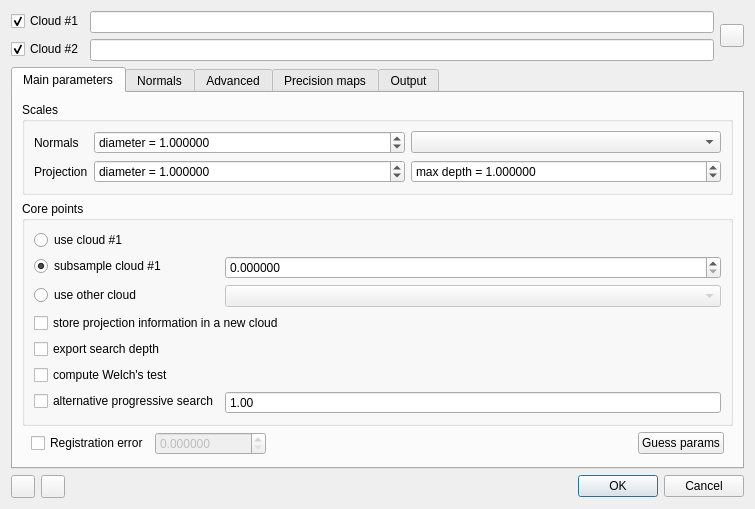
The window that plugins/core/Standard/qM3C2/ui/qM3C2Dialog.ui (p-leroy/CloudCompare) describes before a commit, drawn with Qt 5.
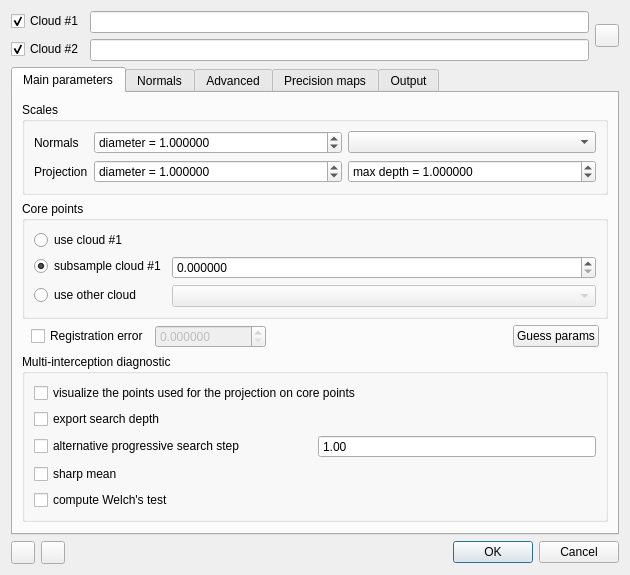
The same window after the commit. Icons and pictures are not drawn.

Patch:
```diff
--- a/plugins/core/Standard/qM3C2/ui/qM3C2Dialog.ui
+++ b/plugins/core/Standard/qM3C2/ui/qM3C2Dialog.ui
@@ -6,8 +6,8 @@
    <rect>
     <x>0</x>
     <y>0</y>
-    <width>755</width>
-    <height>509</height>
+    <width>630</width>
+    <height>574</height>
    </rect>
   </property>
   <property name="windowTitle">
@@ -181,6 +181,29 @@
             </property>
            </widget>
           </item>
+          <item row="1" column="0">
+           <widget class="QRadioButton" name="cpSubsampleRadioButton">
+            <property name="text">
+             <string>subsample cloud #1</string>
+            </property>
+            <property name="checked">
+             <bool>true</bool>
+            </property>
+           </widget>
+          </item>
+          <item row="1" column="1">
+           <widget class="QDoubleSpinBox" name="cpSubsamplingDoubleSpinBox">
+            <property name="toolTip">
+             <string>Min. distance between points</string>
+            </property>
+            <property name="decimals">
+             <number>6</number>
+            </property>
+            <property name="maximum">
+             <double>1000000000.000000000000000</double>
+            </property>
+           </widget>
+          </item>
           <item row="2" column="0">
            <widget class="QRadioButton" name="cpUseOtherCloudRadioButton">
             <property name="text">
@@ -198,79 +221,6 @@
             </property>
            </widget>
           </item>
-          <item row="1" column="0">
-           <widget class="QRadioButton" name="cpSubsampleRadioButton">
-            <property name="text">
-             <string>subsample cloud #1</string>
-            </property>
-            <property name="checked">
-             <bool>true</bool>
-            </property>
-           </widget>
-          </item>
-          <item row="1" column="1">
-           <widget class="QDoubleSpinBox" name="cpSubsamplingDoubleSpinBox">
-            <property name="toolTip">
-             <string>Min. distance between points</string>
-            </property>
-            <property name="decimals">
-             <number>6</number>
-            </property>
-            <property name="maximum">
-             <double>1000000000.000000000000000</double>
-            </property>
-           </widget>
-          </item>
-          <item row="5" column="0">
-           <widget class="QCheckBox" name="checkBox_computeWelch">
-            <property name="text">
-             <string>compute Welch's test</string>
-            </property>
-            <property name="checked">
-             <bool>false</bool>
-            </property>
-           </widget>
-          </item>
-          <item row="6" column="0">
-           <widget class="QCheckBox" name="checkBox_alternativeProggressive">
-            <property name="toolTip">
-             <string>&lt;html&gt;&lt;head/&gt;&lt;body&gt;&lt;p&gt;The progressive search is performed step by step, search cylinder length is increased by step at each iteration. When n at step k+1 is equal to n at step k, the search is stopped.&lt;/p&gt;&lt;/body&gt;&lt;/html&gt;</string>
-            </property>
-            <property name="text">
-             <string>alternative progressive search</string>
-            </property>
-           </widget>
-          </item>
-          <item row="6" column="1">
-           <widget class="QDoubleSpinBox" name="doubleSpinBox_progressiveSearch">
-            <property name="buttonSymbols">
-             <enum>QAbstractSpinBox::NoButtons</enum>
-            </property>
-            <property name="value">
-             <double>1.000000000000000</double>
-            </property>
-           </widget>
-          </item>
-          <item row="3" column="0" colspan="2">
-           <widget class="QCheckBox" name="checkBox_projectionDetails">
-            <property name="toolTip">
-             <string>&lt;html&gt;&lt;head/&gt;&lt;body&gt;&lt;p&gt;With this option, all points used to compute the projections are stored in a new cloud, jointly with their projection on the normal.&lt;/p&gt;&lt;p&gt;Use it carefully:&lt;/p&gt;&lt;p&gt;=&amp;gt; the number of points can increase rapidly&lt;/p&gt;&lt;p&gt;=&amp;gt; the computation is not done using the parallel strategy!&lt;/p&gt;&lt;/body&gt;&lt;/html&gt;</string>
-            </property>
-            <property name="text">
-             <string>store projection information in a new cloud</string>
-            </property>
-           </widget>
-          </item>
-          <item row="4" column="0">
-           <widget class="QCheckBox" name="checkBox_exportSearchDepth">
-            <property name="text">
-             <string>export search depth</string>
-            </property>
-            <property name="checked">
-             <bool>false</bool>
-            </property>
-           </widget>
-          </item>
          </layout>
         </widget>
        </item>
@@ -332,6 +282,75 @@
          </layout>
         </widget>
        </item>
+       <item>
+        <widget class="QGroupBox" name="groupBox_2">
+         <property name="title">
+          <string>Multi-interception diagnostic</string>
+         </property>
+         <layout class="QGridLayout" name="gridLayout_4">
+          <item row="3" column="0">
+           <widget class="QCheckBox" name="checkBox_alternativeProggressive">
+            <property name="toolTip">
+             <string>&lt;html&gt;&lt;head/&gt;&lt;body&gt;&lt;p&gt;The progressive search is performed step by step, search cylinder length is increased by step at each iteration. When n at step k+1 is equal to n at step k, the search is stopped.&lt;/p&gt;&lt;/body&gt;&lt;/html&gt;</string>
+            </property>
+            <property name="text">
+             <string>alternative progressive search step</string>
+            </property>
+           </widget>
+          </item>
+          <item row="0" column="0" colspan="2">
+           <widget class="QCheckBox" name="checkBox_projectionDetails">
+            <property name="toolTip">
+             <string>&lt;html&gt;&lt;head/&gt;&lt;body&gt;&lt;p&gt;With this option, all points used to compute the projections are stored in a new cloud, jointly with their projection on the normal.&lt;/p&gt;&lt;p&gt;Use it carefully:&lt;/p&gt;&lt;p&gt;=&amp;gt; the number of points can increase rapidly&lt;/p&gt;&lt;p&gt;=&amp;gt; the computation is not done using the parallel strategy!&lt;/p&gt;&lt;/body&gt;&lt;/html&gt;</string>
+            </property>
+            <property name="text">
+             <string>visualize the points used for the projection on core points</string>
+            </property>
+           </widget>
+          </item>
+          <item row="5" column="0">
+           <widget class="QCheckBox" name="checkBox_computeWelch">
+            <property name="text">
+             <string>compute Welch's test</string>
+            </property>
+            <property name="checked">
+             <bool>false</bool>
+            </property>
+           </widget>
+          </item>
+          <item row="1" column="0" colspan="2">
+           <widget class="QCheckBox" name="checkBox_exportSearchDepth">
+            <property name="text">
+             <string>export search depth</string>
+            </property>
+            <property name="checked">
+             <bool>false</bool>
+            </property>
+           </widget>
+          </item>
+          <item row="3" column="1">
+           <widget class="QDoubleSpinBox" name="doubleSpinBox_progressiveSearch">
+            <property name="buttonSymbols">
+             <enum>QAbstractSpinBox::NoButtons</enum>
+            </property>
+            <property name="value">
+             <double>1.000000000000000</double>
+            </property>
+           </widget>
+          </item>
+          <item row="4" column="0" colspan="2">
+           <widget class="QCheckBox" name="checkBox_sharpMean">
+            <property name="toolTip">
+             <string>&lt;html&gt;&lt;head/&gt;&lt;body&gt;&lt;p&gt;Do we have a sharp mean during the progressive search of the point projections?&lt;/p&gt;&lt;p&gt;abs(mean) + 2 * stdDev &amp;lt; currentHalfLength&lt;/p&gt;&lt;p&gt;If not, the significant change parameter is set to 0.&lt;/p&gt;&lt;/body&gt;&lt;/html&gt;</string>
+            </property>
+            <property name="text">
+             <string>sharp mean</string>
+            </property>
+           </widget>
+          </item>
+         </layout>
+        </widget>
+       </item>
        <item>
         <spacer name="verticalSpacer_4">
          <property name="orientation">
```
